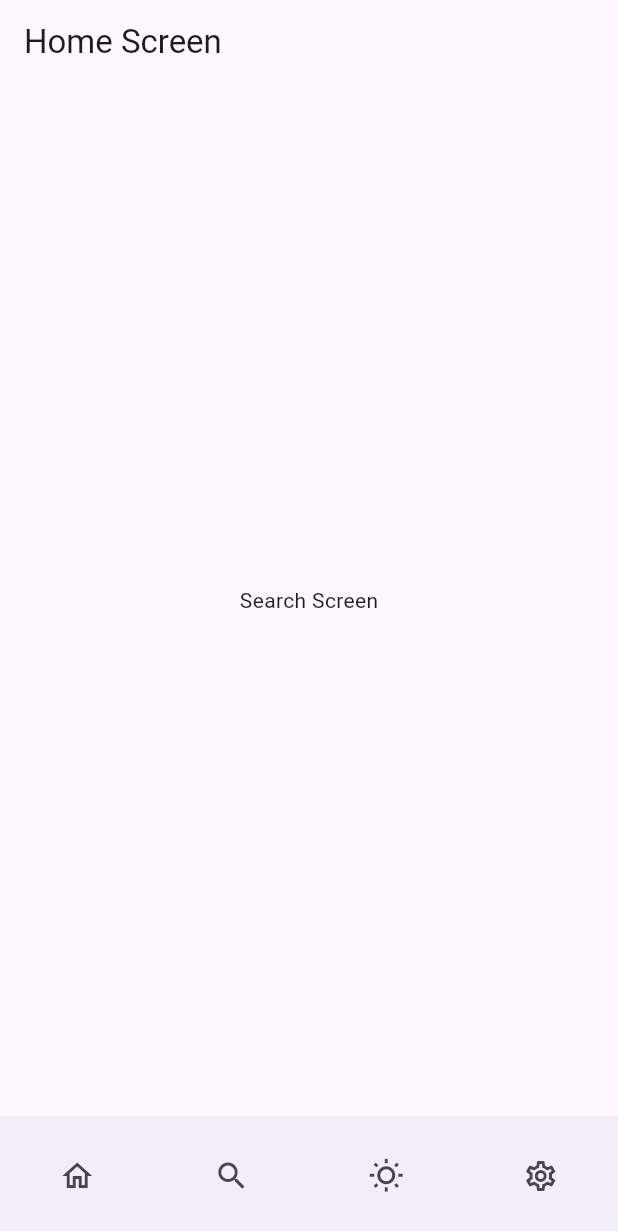
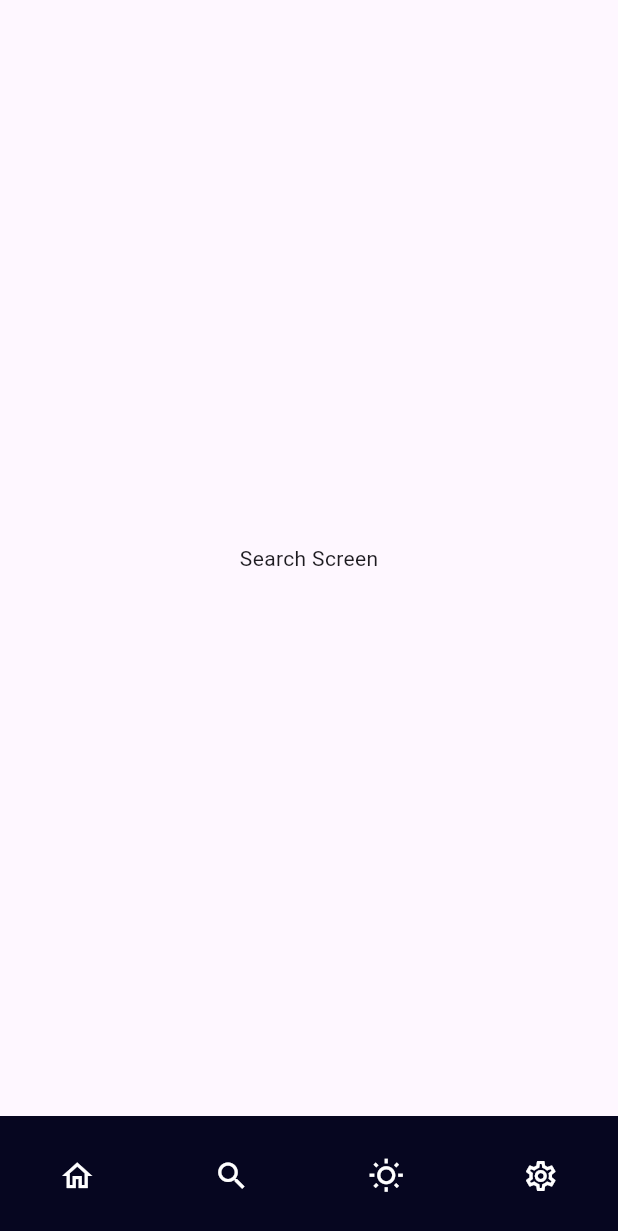
Before and after one commit to TakeMyTrinity/weatherApp, a Flutter app: the screen it shows after launch, item 2 of the bottom bar chosen, on a phone screen of 412 x 824 dp. Shown: the top 1231 px of the screen. Run offline on Flutter 3.47's test engine with Material 3 defaults, Android fonts, the phone set to English and light mode, and no system bars; our stand-ins replace dio, flutter_riverpod, geolocator, jiffy.

Commit message:
home page finished

```diff
--- a/lib/screens/home_screen.dart
+++ b/lib/screens/home_screen.dart
@@ -1,4 +1,5 @@
 import 'package:flutter/material.dart';
+import 'package:weatherapp/constants/app_colors.dart';
 import 'package:weatherapp/screens/weather_screen.dart';
 
 class HomeScreen extends StatefulWidget {
@@ -12,23 +13,23 @@ class _HomeScreenState extends State<HomeScreen> {
   int _currentPageIndex = 0;
   final _destinations = const [
     NavigationDestination(
-      icon: Icon(Icons.home_outlined),
-      selectedIcon: Icon(Icons.home),
+      icon: Icon(Icons.home_outlined, color: Colors.white),
+      selectedIcon: Icon(Icons.home, color: Colors.white),
       label: '',
     ),
     NavigationDestination(
-      icon: Icon(Icons.search_outlined),
-      selectedIcon: Icon(Icons.search),
+      icon: Icon(Icons.search_outlined, color: Colors.white),
+      selectedIcon: Icon(Icons.search, color: Colors.white),
       label: '',
     ),
     NavigationDestination(
-      icon: Icon(Icons.wb_sunny_outlined),
-      selectedIcon: Icon(Icons.wb_sunny),
+      icon: Icon(Icons.wb_sunny_outlined, color: Colors.white),
+      selectedIcon: Icon(Icons.wb_sunny, color: Colors.white),
       label: '',
     ),
     NavigationDestination(
-      icon: Icon(Icons.settings_outlined),
-      selectedIcon: Icon(Icons.settings),
+      icon: Icon(Icons.settings_outlined, color: Colors.white),
+      selectedIcon: Icon(Icons.settings, color: Colors.white),
       label: '',
     ),
   ];
@@ -43,9 +44,12 @@ class _HomeScreenState extends State<HomeScreen> {
   @override
   Widget build(BuildContext context) {
     return Scaffold(
-      appBar: AppBar(title: const Text('Home Screen')), // AppBar
       body: _screens[_currentPageIndex],
-      bottomNavigationBar: NavigationBar(
+      bottomNavigationBar: NavigationBarTheme(
+        data: NavigationBarThemeData(
+          backgroundColor: AppColors.secondaryBlack,
+        ), // BottomNavigationBarThemeData
+        child: NavigationBar(
           destinations: _destinations,
           labelBehavior: NavigationDestinationLabelBehavior.alwaysHide,
           selectedIndex: _currentPageIndex,
@@ -55,6 +59,7 @@ class _HomeScreenState extends State<HomeScreen> {
               _currentPageIndex = index;
             });
           },
+        ),
       ), // AppBar
     );
   }
```
Also changed, not shown: lib/screens/weather_screen.dart (+68 -3 lines), lib/views/hourly_forecast_view.dart (added, +91 -0 lines), lib/views/weather_info.dart (added, +52 -0 lines), 1 other file. Lines whose indentation alone changed are shown as unchanged.
